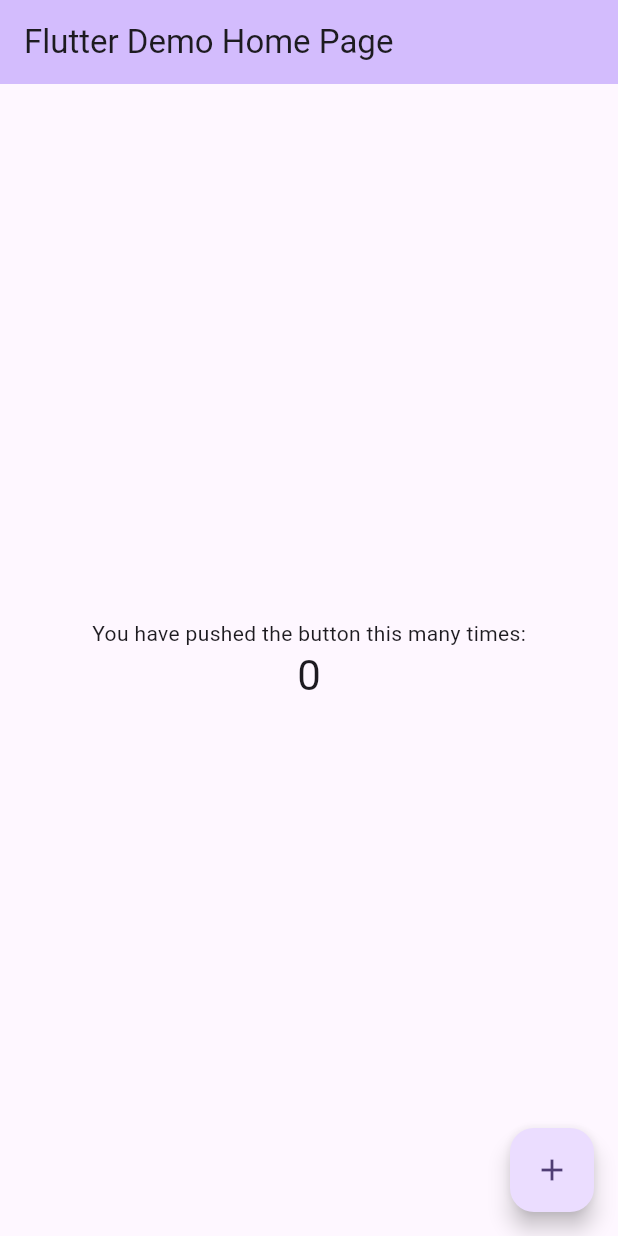
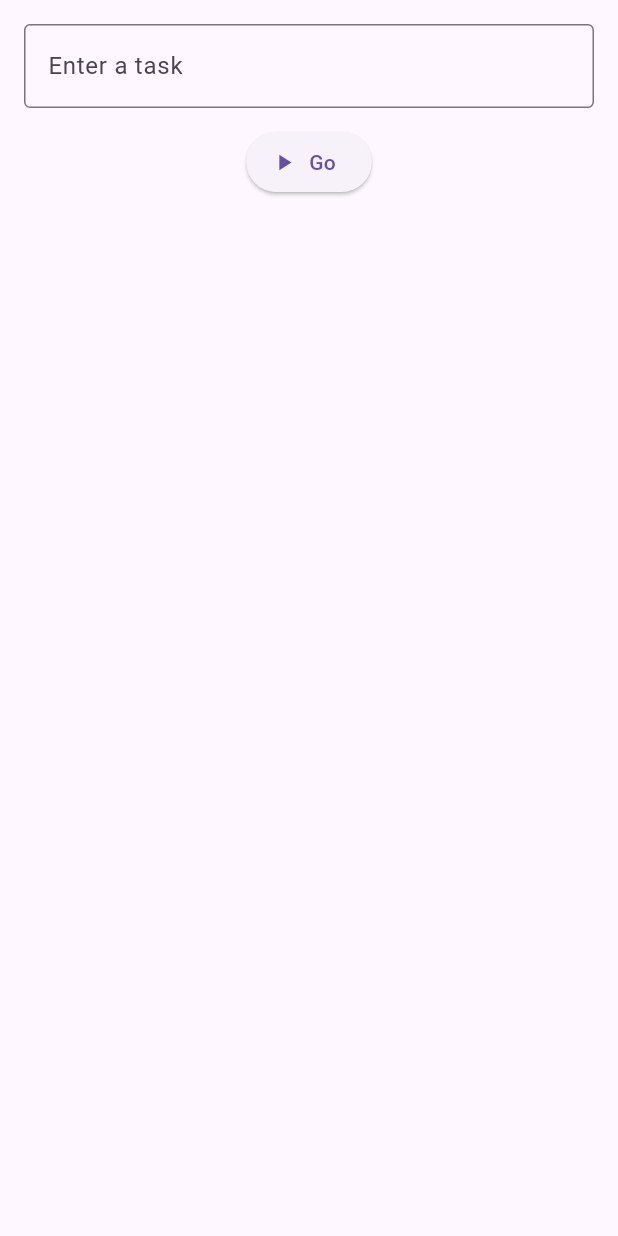
Before and after one commit to AnandhuA/TaskFlow-, a Flutter app: the screen it shows after launch, on a phone screen of 412 x 824 dp. Run offline on Flutter 3.47's test engine with Material 3 defaults, Android fonts, the phone set to English and light mode, and no system bars.

Commit message:
gpt result will get

```diff
--- /dev/null
+++ b/lib/core/urls.dart
@@ -0,0 +1,3 @@
+class Urls {
+  static String url = 'https://openrouter.ai/api/v1/chat/completions';
+}
--- a/lib/main.dart
+++ b/lib/main.dart
@@ -1,4 +1,5 @@
 import 'package:flutter/material.dart';
+import 'package:task_flow/screens/home_screen.dart';
 
 void main() {
   runApp(const MyApp());
@@ -7,116 +8,14 @@ void main() {
 class MyApp extends StatelessWidget {
   const MyApp({super.key});
 
-  // This widget is the root of your application.
   @override
   Widget build(BuildContext context) {
     return MaterialApp(
-      title: 'Flutter Demo',
-      theme: ThemeData(
-        // This is the theme of your application.
-        //
-        // TRY THIS: Try running your application with "flutter run". You'll see
-        // the application has a purple toolbar. Then, without quitting the app,
-        // try changing the seedColor in the colorScheme below to Colors.green
-        // and then invoke "hot reload" (save your changes or press the "hot
-        // reload" button in a Flutter-supported IDE, or press "r" if you used
-        // the command line to start the app).
-        //
-        // Notice that the counter didn't reset back to zero; the application
-        // state is not lost during the reload. To reset the state, use hot
-        // restart instead.
-        //
-        // This works for code too, not just values: Most code changes can be
-        // tested with just a hot reload.
-        colorScheme: ColorScheme.fromSeed(seedColor: Colors.deepPurple),
-      ),
-      home: const MyHomePage(title: 'Flutter Demo Home Page'),
+      debugShowCheckedModeBanner: false,
+      home: HomeScreen(),
+      theme: ThemeData.light(),
+      darkTheme: ThemeData.dark(),
+      themeMode: ThemeMode.system,
     );
   }
 }
-
-class MyHomePage extends StatefulWidget {
-  const MyHomePage({super.key, required this.title});
-
-  // This widget is the home page of your application. It is stateful, meaning
-  // that it has a State object (defined below) that contains fields that affect
-  // how it looks.
-
-  // This class is the configuration for the state. It holds the values (in this
-  // case the title) provided by the parent (in this case the App widget) and
-  // used by the build method of the State. Fields in a Widget subclass are
-  // always marked "final".
-
-  final String title;
-
-  @override
-  State<MyHomePage> createState() => _MyHomePageState();
-}
-
-class _MyHomePageState extends State<MyHomePage> {
-  int _counter = 0;
-
-  void _incrementCounter() {
-    setState(() {
-      // This call to setState tells the Flutter framework that something has
-      // changed in this State, which causes it to rerun the build method below
-      // so that the display can reflect the updated values. If we changed
-      // _counter without calling setState(), then the build method would not be
-      // called again, and so nothing would appear to happen.
-      _counter++;
-    });
-  }
-
-  @override
-  Widget build(BuildContext context) {
-    // This method is rerun every time setState is called, for instance as done
-    // by the _incrementCounter method above.
-    //
-    // The Flutter framework has been optimized to make rerunning build methods
-    // fast, so that you can just rebuild anything that needs updating rather
-    // than having to individually change instances of widgets.
-    return Scaffold(
-      appBar: AppBar(
-        // TRY THIS: Try changing the color here to a specific color (to
-        // Colors.amber, perhaps?) and trigger a hot reload to see the AppBar
-        // change color while the other colors stay the same.
-        backgroundColor: Theme.of(context).colorScheme.inversePrimary,
-        // Here we take the value from the MyHomePage object that was created by
-        // the App.build method, and use it to set our appbar title.
-        title: Text(widget.title),
-      ),
-      body: Center(
-        // Center is a layout widget. It takes a single child and positions it
-        // in the middle of the parent.
-        child: Column(
-          // Column is also a layout widget. It takes a list of children and
-          // arranges them vertically. By default, it sizes itself to fit its
-          // children horizontally, and tries to be as tall as its parent.
-          //
-          // Column has various properties to control how it sizes itself and
-          // how it positions its children. Here we use mainAxisAlignment to
-          // center the children vertically; the main axis here is the vertical
-          // axis because Columns are vertical (the cross axis would be
-          // horizontal).
-          //
-          // TRY THIS: Invoke "debug painting" (choose the "Toggle Debug Paint"
-          // action in the IDE, or press "p" in the console), to see the
-          // wireframe for each widget.
-          mainAxisAlignment: MainAxisAlignment.center,
-          children: <Widget>[
-            const Text('You have pushed the button this many times:'),
-            Text(
-              '$_counter',
-              style: Theme.of(context).textTheme.headlineMedium,
-            ),
-          ],
-        ),
-      ),
-      floatingActionButton: FloatingActionButton(
-        onPressed: _incrementCounter,
-        tooltip: 'Increment',
-        child: const Icon(Icons.add),
-      ), // This trailing comma makes auto-formatting nicer for build methods.
-    );
-  }
-}
--- /dev/null
+++ b/lib/screens/home_screen.dart
@@ -0,0 +1,109 @@
+import 'dart:convert';
+import 'dart:developer';
+
+import 'package:flutter/material.dart';
+import 'package:http/http.dart' as http;
+import 'package:task_flow/core/key.dart';
+import 'package:task_flow/core/urls.dart';
+
+class HomeScreen extends StatefulWidget {
+  const HomeScreen({super.key});
+
+  @override
+  State<HomeScreen> createState() => _HomeScreenState();
+}
+
+class _HomeScreenState extends State<HomeScreen> {
+  final TextEditingController _taskController = TextEditingController();
+  String _response = '';
+  bool _isLoading = false;
+  Future<void> _generateSubTasks() async {
+    final String task = _taskController.text.trim();
+    if (task.isEmpty) return;
+
+    setState(() {
+      _isLoading = true;
+      _response = '';
+    });
+
+    try {
+      final res = await http.post(
+        Uri.parse(Urls.url),
+        headers: {
+          'Authorization': 'Bearer $apiKey2',
+          'Content-Type': 'application/json',
+          'HTTP-Referer':
+              'https://taskflow.app',
+          'X-Title': 'TaskFlow',
+        },
+        body: jsonEncode({
+          "model": "mistralai/mistral-7b-instruct",
+          "messages": [
+            {
+              "role": "system",
+              "content":
+                  "You are an assistant that helps users break down tasks into subtasks with priority.",
+            },
+            {
+              "role": "user",
+              "content": "Split and prioritize this task: $task",
+            },
+          ],
+          "temperature": 0.7,
+        }),
+      );
+
+      if (res.statusCode == 200) {
+        final data = jsonDecode(res.body);
+        final content = data['choices'][0]['message']['content'];
+        log(content);
+        setState(() => _response = content);
+      } else {
+        log(res.body);
+        setState(() => _response = 'Error: ${res.body}');
+      }
+    } catch (e) {
+      log(e.toString());
+      setState(() => _response = 'Error: $e');
+    } finally {
+      setState(() => _isLoading = false);
+    }
+  }
+
+  @override
+  Widget build(BuildContext context) {
+    return Scaffold(
+      body: Padding(
+        padding: const EdgeInsets.all(16.0),
+        child: Column(
+          children: [
+            TextField(
+              controller: _taskController,
+              decoration: const InputDecoration(
+                labelText: 'Enter a task',
+                border: OutlineInputBorder(),
+              ),
+            ),
+            const SizedBox(height: 12),
+            ElevatedButton.icon(
+              onPressed: _isLoading ? null : _generateSubTasks,
+              icon: const Icon(Icons.play_arrow),
+              label: const Text("Go"),
+            ),
+            const SizedBox(height: 16),
+            _isLoading
+                ? const CircularProgressIndicator()
+                : Expanded(
+                    child: SingleChildScrollView(
+                      child: Text(
+                        _response,
+                        style: const TextStyle(fontSize: 16),
+                      ),
+                    ),
+                  ),
+          ],
+        ),
+      ),
+    );
+  }
+}
--- a/pubspec.yaml
+++ b/pubspec.yaml
@@ -34,6 +34,7 @@ dependencies:
   # The following adds the Cupertino Icons font to your application.
   # Use with the CupertinoIcons class for iOS style icons.
   cupertino_icons: ^1.0.8
+  http: ^1.4.0
 
 dev_dependencies:
   flutter_test:
```
Also changed, not shown: pubspec.lock, 1 other file.
